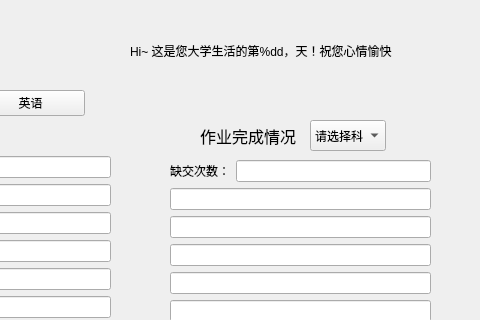
Qt form dialog.ui (ZengKeKe1/ClassInfoCenter) before a commit; both pictures show x 160 to 640 and y 0 to 320 of the 640 by 480 pixel window.
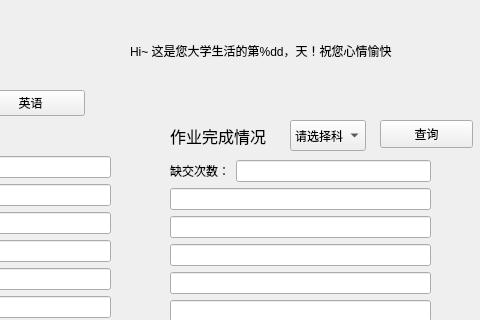
The same form after that commit.

Diff of the .ui file:
```diff
--- a/dialog.ui
+++ b/dialog.ui
@@ -197,7 +197,7 @@
   <widget class="QLabel" name="label_8">
    <property name="geometry">
     <rect>
-     <x>360</x>
+     <x>330</x>
      <y>110</y>
      <width>151</width>
      <height>51</height>
@@ -258,7 +258,7 @@
   <widget class="QComboBox" name="comboBox_2">
    <property name="geometry">
     <rect>
-     <x>470</x>
+     <x>450</x>
      <y>120</y>
      <width>76</width>
      <height>31</height>
@@ -350,6 +350,19 @@
     <string>去广告翻译</string>
    </property>
   </widget>
+  <widget class="QPushButton" name="pushButton_2">
+   <property name="geometry">
+    <rect>
+     <x>540</x>
+     <y>120</y>
+     <width>93</width>
+     <height>28</height>
+    </rect>
+   </property>
+   <property name="text">
+    <string>查询</string>
+   </property>
+  </widget>
  </widget>
  <resources/>
  <connections/>
```
Left out of the diff: 26 changed lines with no effect on the pictures.
